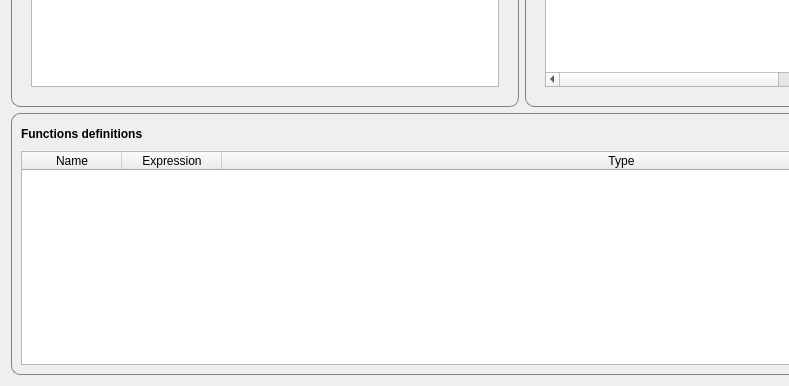
Qt form gui/views/ui_files/loadsimtab.ui (feslima/metacontrol) before a commit; both pictures show x 0 to 789 and y 428 to 814 of the 1043 by 814 pixel window.
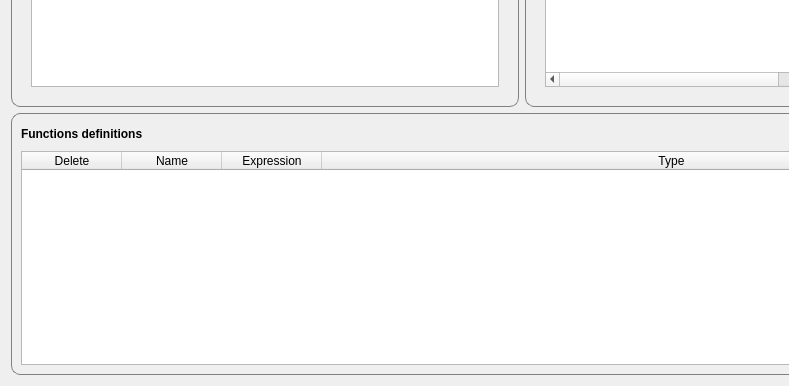
The same form after that commit. Icons and pictures are not drawn.

Commit message: Implemented delete feature of rows in expressions table

What changed in the file:
```diff
--- a/gui/views/ui_files/loadsimtab.ui
+++ b/gui/views/ui_files/loadsimtab.ui
@@ -705,6 +705,11 @@
         <attribute name="horizontalHeaderStretchLastSection">
          <bool>true</bool>
         </attribute>
+        <column>
+         <property name="text">
+          <string>Delete</string>
+         </property>
+        </column>
         <column>
          <property name="text">
           <string>Name</string>
```
Left out of the diff: 2 changed lines with no effect on the pictures. The commit also changes 5 other files.
